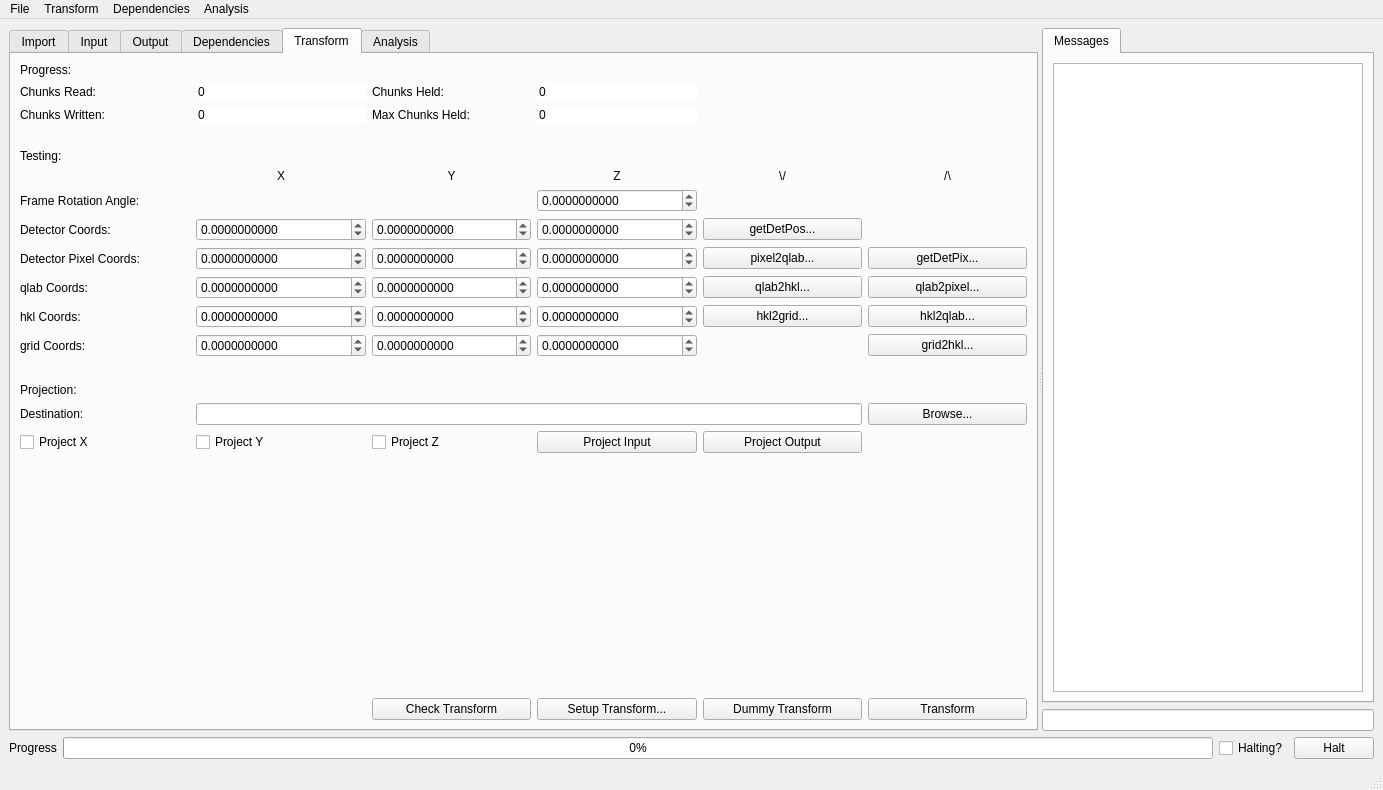
Above: cctwqt/cctwqtmainwindow.ui from guyjennings/cctw before the change. Below: the same form after it.
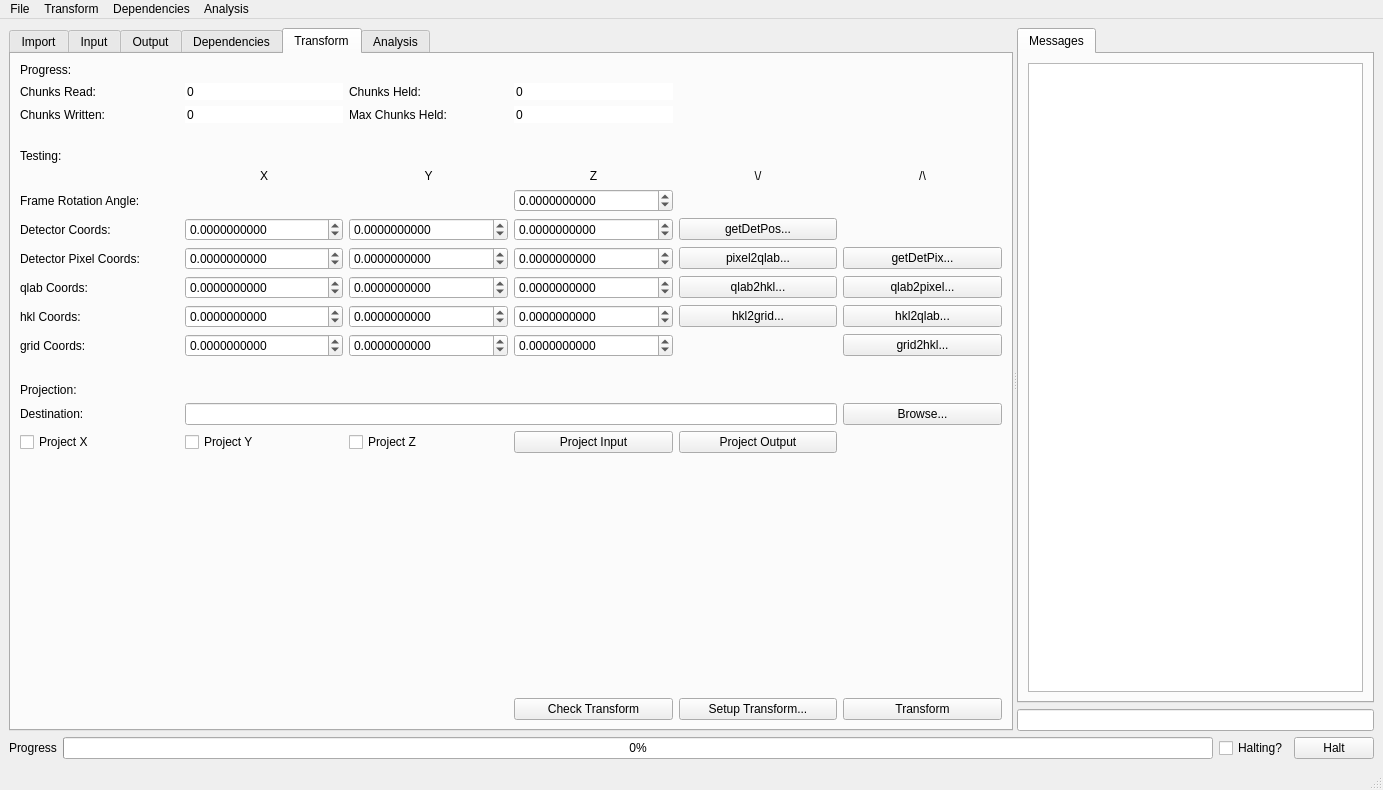
That is the form after the change. The open tabs and pages were chosen to show the change. Custom widgets are drawn as their Qt base class.

Commit message: Changed visibility of CctwTransformer::runTransformChunkNumber Removed dummyTransform routines

Patch:
```diff
--- a/cctwqt/cctwqtmainwindow.ui
+++ b/cctwqt/cctwqtmainwindow.ui
@@ -968,13 +968,6 @@
          <string>Transform</string>
         </attribute>
         <layout class="QGridLayout" name="gridLayout_7">
-         <item row="19" column="4">
-          <widget class="QPushButton" name="m_DummyTransformButton">
-           <property name="text">
-            <string>Dummy Transform</string>
-           </property>
-          </widget>
-         </item>
          <item row="11" column="0">
           <widget class="QLabel" name="label_33">
            <property name="text">
@@ -1537,33 +1530,6 @@
            </property>
           </widget>
          </item>
-         <item row="19" column="0" colspan="2">
-          <spacer name="horizontalSpacer_6">
-           <property name="orientation">
-            <enum>Qt::Horizontal</enum>
-           </property>
-           <property name="sizeHint" stdset="0">
-            <size>
-             <width>346</width>
-             <height>20</height>
-            </size>
-           </property>
-          </spacer>
-         </item>
-         <item row="19" column="2">
-          <widget class="QPushButton" name="m_CheckTransformButton">
-           <property name="text">
-            <string>Check Transform</string>
-           </property>
-          </widget>
-         </item>
-         <item row="19" column="3">
-          <widget class="QPushButton" name="m_SetupTransformButton">
-           <property name="text">
-            <string>Setup Transform...</string>
-           </property>
-          </widget>
-         </item>
          <item row="8" column="4">
           <widget class="QPushButton" name="m_GetDetPosButton">
            <property name="text">
@@ -1713,6 +1679,33 @@
            </property>
           </widget>
          </item>
+         <item row="19" column="4">
+          <widget class="QPushButton" name="m_SetupTransformButton">
+           <property name="text">
+            <string>Setup Transform...</string>
+           </property>
+          </widget>
+         </item>
+         <item row="19" column="3">
+          <widget class="QPushButton" name="m_CheckTransformButton">
+           <property name="text">
+            <string>Check Transform</string>
+           </property>
+          </widget>
+         </item>
+         <item row="19" column="0" colspan="3">
+          <spacer name="horizontalSpacer_6">
+           <property name="orientation">
+            <enum>Qt::Horizontal</enum>
+           </property>
+           <property name="sizeHint" stdset="0">
+            <size>
+             <width>346</width>
+             <height>20</height>
+            </size>
+           </property>
+          </spacer>
+         </item>
         </layout>
        </widget>
        <widget class="QWidget" name="tab_3">
```
Left out of the diff: 10 changed lines with no effect on the pictures. The commit also changes 4 other files.
